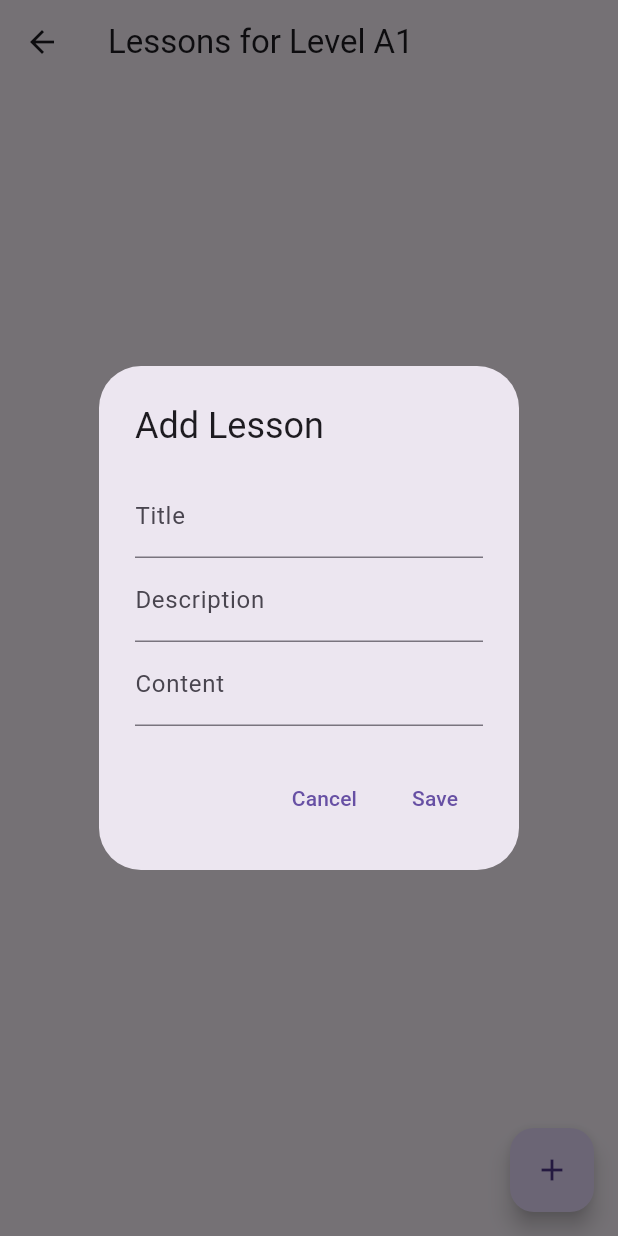
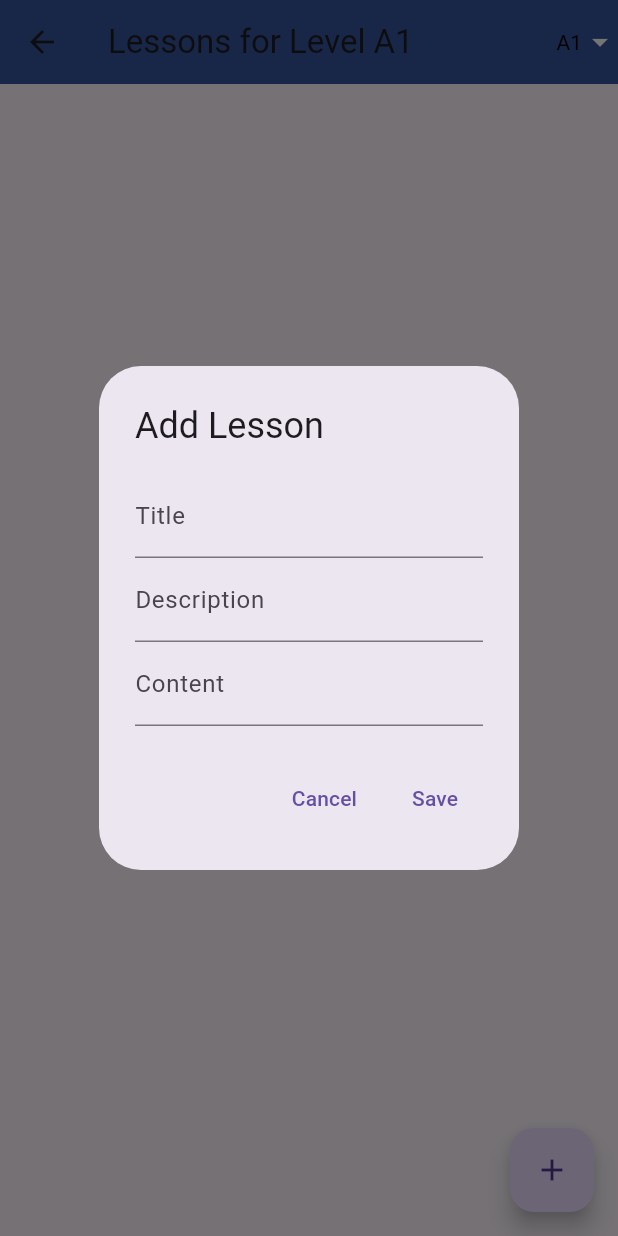
Before and after one commit to Abylaikhan-Bari/TildeSU-teacher, a Flutter app: the LessonsScreen screen opened directly, after a tap on the "add" icon, on a phone screen of 412 x 824 dp. Run offline on Flutter 3.47's test engine with Material 3 defaults, Android fonts, the phone set to English and light mode, and no system bars; our stand-ins replace cloud_firestore, firebase_auth, firebase_core; accounts and stored records are empty.

Commit message:
Added lessons CRUD functionality

```diff
--- a/lib/src/screens/lessons/lessons_screen.dart
+++ b/lib/src/screens/lessons/lessons_screen.dart
@@ -94,6 +94,33 @@ class _LessonsScreenState extends State<LessonsScreen> {
     return Scaffold(
       appBar: AppBar(
         title: Text('Lessons for Level $_selectedLevel'),
+        actions: <Widget>[
+          DropdownButton<String>(
+            value: _selectedLevel,
+            icon: Icon(Icons.arrow_drop_down, color: Colors.white),
+            iconSize: 24,
+            elevation: 16,
+            style: TextStyle(color: Colors.black),
+            underline: Container(
+              height: 2,
+              color: const Color(0xFF34559C),
+            ),
+            onChanged: (String? newValue) {
+              setState(() {
+                _selectedLevel = newValue!;
+              });
+            },
+            items: <String>['A1', 'A2', 'B1', 'B2', 'C1', 'C2']
+                .map<DropdownMenuItem<String>>((String value) {
+              return DropdownMenuItem<String>(
+                value: value,
+                child: Text(value),
+              );
+            }).toList(),
+          ),
+
+        ],
+        backgroundColor: const Color(0xFF34559C),
       ),
       body: StreamBuilder<List<Lesson>>(
         stream: _firestoreService.getLessonsForLevel(_selectedLevel),
@@ -117,7 +144,32 @@ class _LessonsScreenState extends State<LessonsScreen> {
                   onTap: () => _showAddEditLessonDialog(lesson: lesson),
                   trailing: IconButton(
                     icon: Icon(Icons.delete),
-                    onPressed: () => _deleteLesson(lesson.id),
+                    onPressed: () {
+                      showDialog(
+                        context: context,
+                        builder: (BuildContext context) {
+                          return AlertDialog(
+                            title: Text('Delete Lesson'),
+                            content: Text('Are you sure you want to delete this lesson?'),
+                            actions: <Widget>[
+                              TextButton(
+                                child: Text('Cancel'),
+                                onPressed: () {
+                                  Navigator.of(context).pop();
+                                },
+                              ),
+                              TextButton(
+                                child: Text('Delete'),
+                                onPressed: () {
+                                  _deleteLesson(lesson.id);
+                                  Navigator.of(context).pop();
+                                },
+                              ),
+                            ],
+                          );
+                        },
+                      );
+                    },
                   ),
                 ),
               );
```
